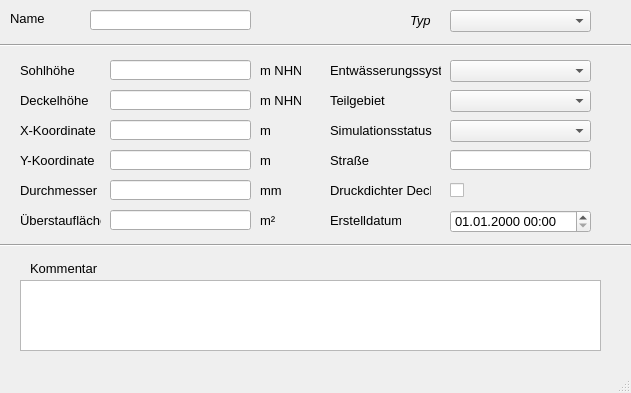
The window that qkan/forms/qkan_schaechte.ui (hoettges/QKan) describes before a commit, drawn with Qt 5.
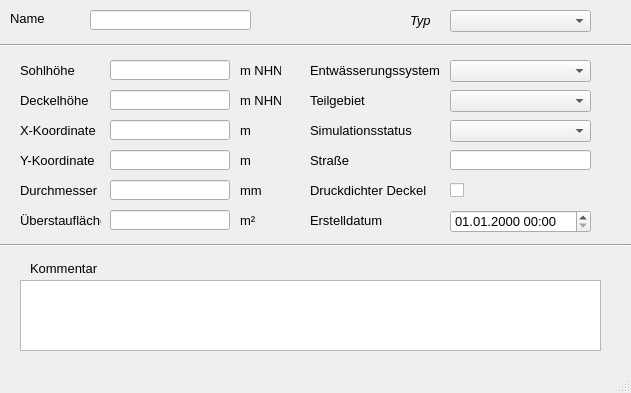
The same window after the commit. Custom widgets are drawn as their Qt base class.

```diff
--- a/qkan/forms/qkan_schaechte.ui
+++ b/qkan/forms/qkan_schaechte.ui
@@ -32,9 +32,9 @@
    <widget class="QLabel" name="label_20">
     <property name="geometry">
      <rect>
-      <x>330</x>
+      <x>310</x>
       <y>120</y>
-      <width>111</width>
+      <width>140</width>
       <height>21</height>
      </rect>
     </property>
@@ -84,7 +84,7 @@
    <widget class="QLabel" name="label_11">
     <property name="geometry">
      <rect>
-      <x>260</x>
+      <x>240</x>
       <y>120</y>
       <width>41</width>
       <height>21</height>
@@ -110,7 +110,7 @@
    <widget class="QLabel" name="label_8">
     <property name="geometry">
      <rect>
-      <x>260</x>
+      <x>240</x>
       <y>60</y>
       <width>41</width>
       <height>21</height>
@@ -123,9 +123,9 @@
    <widget class="QLabel" name="label_70">
     <property name="geometry">
      <rect>
-      <x>330</x>
+      <x>310</x>
       <y>210</y>
-      <width>71</width>
+      <width>100</width>
       <height>21</height>
      </rect>
     </property>
@@ -149,7 +149,7 @@
    <widget class="QLabel" name="label_12">
     <property name="geometry">
      <rect>
-      <x>260</x>
+      <x>240</x>
       <y>150</y>
       <width>41</width>
       <height>21</height>
@@ -188,7 +188,7 @@
    <widget class="QLabel" name="label_10">
     <property name="geometry">
      <rect>
-      <x>260</x>
+      <x>240</x>
       <y>90</y>
       <width>41</width>
       <height>21</height>
@@ -214,7 +214,7 @@
    <widget class="QLabel" name="label_27">
     <property name="geometry">
      <rect>
-      <x>260</x>
+      <x>240</x>
       <y>180</y>
       <width>41</width>
       <height>21</height>
@@ -240,9 +240,9 @@
    <widget class="QLabel" name="label_40">
     <property name="geometry">
      <rect>
-      <x>330</x>
+      <x>310</x>
       <y>60</y>
-      <width>111</width>
+      <width>140</width>
       <height>21</height>
      </rect>
     </property>
@@ -253,9 +253,9 @@
    <widget class="QLabel" name="label_41">
     <property name="geometry">
      <rect>
-      <x>330</x>
+      <x>310</x>
       <y>180</y>
-      <width>101</width>
+      <width>130</width>
       <height>21</height>
      </rect>
     </property>
@@ -278,7 +278,7 @@
      <rect>
       <x>110</x>
       <y>60</y>
-      <width>141</width>
+      <width>120</width>
       <height>20</height>
      </rect>
     </property>
@@ -288,7 +288,7 @@
      <rect>
       <x>110</x>
       <y>90</y>
-      <width>141</width>
+      <width>120</width>
       <height>20</height>
      </rect>
     </property>
@@ -298,7 +298,7 @@
      <rect>
       <x>110</x>
       <y>180</y>
-      <width>141</width>
+      <width>120</width>
       <height>20</height>
      </rect>
     </property>
@@ -349,9 +349,9 @@
    <widget class="QLabel" name="label_2">
     <property name="geometry">
      <rect>
-      <x>330</x>
+      <x>310</x>
       <y>150</y>
-      <width>46</width>
+      <width>75</width>
       <height>21</height>
      </rect>
     </property>
@@ -377,7 +377,7 @@
      <rect>
       <x>110</x>
       <y>210</y>
-      <width>141</width>
+      <width>120</width>
       <height>20</height>
      </rect>
     </property>
@@ -385,7 +385,7 @@
    <widget class="QLabel" name="label_28">
     <property name="geometry">
      <rect>
-      <x>260</x>
+      <x>240</x>
       <y>210</y>
       <width>41</width>
       <height>21</height>
@@ -408,9 +408,9 @@
    <widget class="QLabel" name="label_13">
     <property name="geometry">
      <rect>
-      <x>330</x>
+      <x>310</x>
       <y>90</y>
-      <width>71</width>
+      <width>100</width>
       <height>21</height>
      </rect>
     </property>
@@ -496,7 +496,7 @@
      <rect>
       <x>110</x>
       <y>150</y>
-      <width>141</width>
+      <width>120</width>
       <height>20</height>
      </rect>
     </property>
@@ -509,7 +509,7 @@
      <rect>
       <x>110</x>
       <y>120</y>
-      <width>141</width>
+      <width>120</width>
       <height>20</height>
      </rect>
     </property>
```
